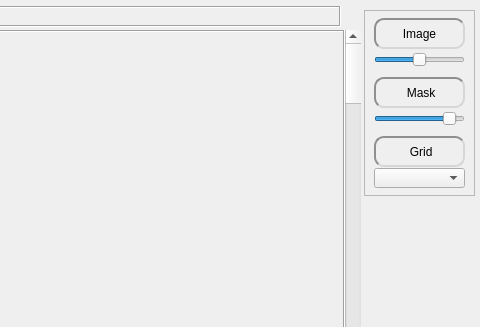
First picture: the form in mainwindow.ui, repository AbsurdePhoton/superpixels-segmentation-gui-opencv, before the edit; both pictures show x 886 to 1366 and y 0 to 327 of the 1366 by 789 pixel window.
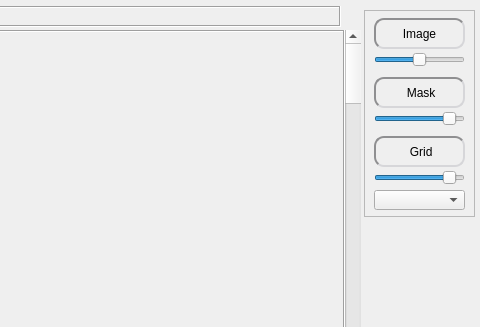
Second picture: the form after the edit. Icons and pictures are not drawn.

Commit message: v2 added grid transparency control

The edit to the form file:
```diff
--- a/mainwindow.ui
+++ b/mainwindow.ui
@@ -26,7 +26,7 @@
       <x>1250</x>
       <y>10</y>
       <width>111</width>
-      <height>186</height>
+      <height>207</height>
      </rect>
     </property>
     <property name="frameShape">
@@ -244,7 +244,7 @@
      <property name="geometry">
       <rect>
        <x>10</x>
-       <y>158</y>
+       <y>180</y>
        <width>91</width>
        <height>20</height>
       </rect>
@@ -290,6 +290,37 @@
       <enum>QSlider::NoTicks</enum>
      </property>
     </widget>
+    <widget class="QSlider" name="horizontalSlider_blend_grid">
+     <property name="geometry">
+      <rect>
+       <x>10</x>
+       <y>153</y>
+       <width>91</width>
+       <height>29</height>
+      </rect>
+     </property>
+     <property name="cursor">
+      <cursorShape>PointingHandCursor</cursorShape>
+     </property>
+     <property name="focusPolicy">
+      <enum>Qt::ClickFocus</enum>
+     </property>
+     <property name="toolTip">
+      <string>&lt;html&gt;&lt;head/&gt;&lt;body&gt;&lt;p&gt;Transparency of the grid.&lt;/p&gt;&lt;p&gt;Lower values = more transparent&lt;/p&gt;&lt;/body&gt;&lt;/html&gt;</string>
+     </property>
+     <property name="maximum">
+      <number>100</number>
+     </property>
+     <property name="value">
+      <number>90</number>
+     </property>
+     <property name="orientation">
+      <enum>Qt::Horizontal</enum>
+     </property>
+     <property name="tickPosition">
+      <enum>QSlider::NoTicks</enum>
+     </property>
+    </widget>
    </widget>
    <widget class="QFrame" name="frame_image_resolution">
     <property name="geometry">
```
Left out of the diff: 5 changed lines with no effect on the pictures. The commit also changes 2 other files.
